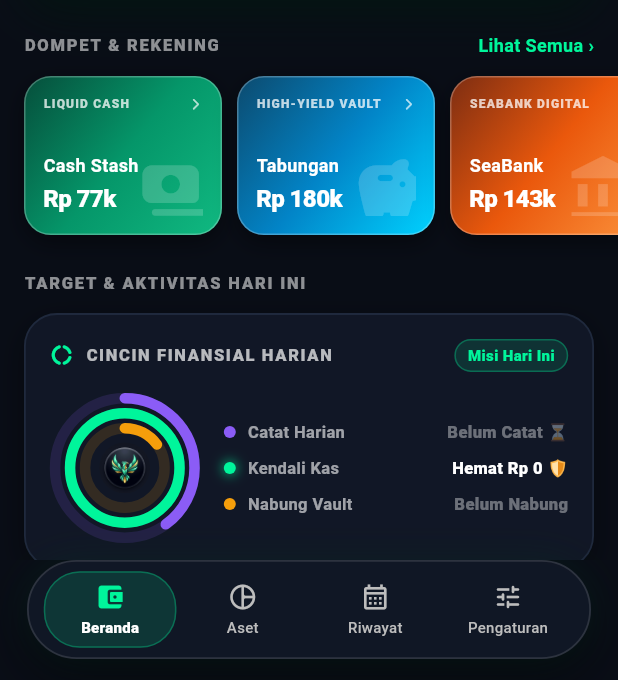
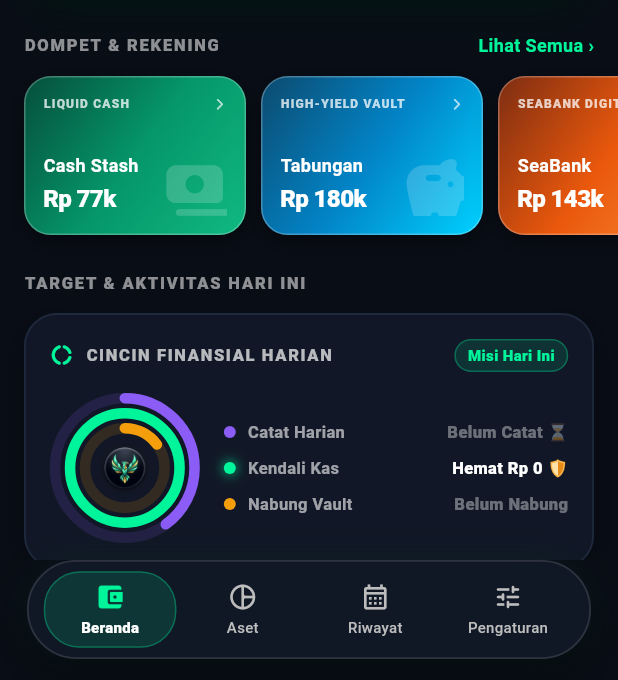
Before and after one commit to M-Aqilaz/Aegis-Finance-Track, a Flutter app: the screen it shows after launch, after a tap on "Lewati", on a phone screen of 412 x 824 dp, the part 556-1236 px from its top. Run offline on Flutter 3.47's test engine with Material 3 defaults, Android fonts, the phone set to English and light mode, and no system bars; our stand-ins replace file_picker, flutter_local_notifications, share_plus, shared_preferences, timezone; missing offline and left inert: dart:html.

Commit message:
fix(ui): eliminate chart date label collisions and card subtitle truncation
- asset_screen.dart: increase savings growth chart interval and skip edge-adjacent labels to prevent label overlap
- home_screen.dart: widen mini debit cards to 148px with ellipsis to prevent 'SEABANK DIGITAL' clipping
- history_screen.dart: initialize selected month dynamically with DateTime.now()
- settings_screen.dart: update app version footer to Aegis Finance v1.1

```diff
--- a/lib/screens/asset_screen.dart
+++ b/lib/screens/asset_screen.dart
@@ -49,9 +49,9 @@ class _AssetScreenState extends State<AssetScreen> {
         final totalInPockets = slices.fold(0.0, (sum, item) => sum + item.amount);
 
         return Scaffold(
-          backgroundColor: AppTheme.obsidianBg,
+          backgroundColor: isDark ? AppTheme.obsidianBg : Theme.of(context).scaffoldBackgroundColor,
           appBar: AppBar(
-            backgroundColor: AppTheme.obsidianBg,
+            backgroundColor: isDark ? AppTheme.obsidianBg : Theme.of(context).scaffoldBackgroundColor,
             elevation: 0,
             title: const Text('Kantong Aset & Analisis', style: TextStyle(fontWeight: FontWeight.bold)),
             actions: [
@@ -407,18 +407,25 @@ class _AssetScreenState extends State<AssetScreen> {
                         sideTitles: SideTitles(
                           showTitles: true,
                           reservedSize: 28,
-                          interval: spots.length > 6
-                              ? (spots.length / 4).ceilToDouble()
-                              : spots.length > 3
-                                  ? 2
-                                  : 1,
+                          interval: spots.length > 12
+                              ? (spots.length / 3).ceilToDouble()
+                              : spots.length > 6
+                                  ? (spots.length / 3).ceilToDouble()
+                                  : spots.length > 3
+                                      ? 2
+                                      : 1,
                           getTitlesWidget: (value, meta) {
                             final idx = value.toInt();
-                            // Skip first and last to prevent edge clipping
+                            // Skip out-of-range and edge labels to prevent clipping
                             if (idx < 0 ||
                                 idx >= entries.length ||
                                 value == meta.min ||
                                 value == meta.max) {
+                              return const SizedBox.shrink();
+                            }
+                            // Also skip labels too close to edges (within 1 step)
+                            if ((value - meta.min).abs() < 1.5 ||
+                                (meta.max - value).abs() < 1.5) {
                               return const SizedBox.shrink();
                             }
                             return SideTitleWidget(
@@ -426,7 +433,7 @@ class _AssetScreenState extends State<AssetScreen> {
                               fitInside: SideTitleFitInsideData.fromTitleMeta(
                                 meta,
                                 enabled: true,
-                                distanceFromEdge: 2,
+                                distanceFromEdge: 4,
                               ),
                               child: Text(
                                 DateFormat('d MMM').format(entries[idx].date),
--- a/lib/screens/history_screen.dart
+++ b/lib/screens/history_screen.dart
@@ -19,7 +19,7 @@ class HistoryScreen extends StatefulWidget {
 class _HistoryScreenState extends State<HistoryScreen> {
   String _searchQuery = '';
   String _filterType = 'all'; // all, expense, income, save
-  DateTime _selectedMonth = DateTime(2026, 11);
+  DateTime _selectedMonth = DateTime(DateTime.now().year, DateTime.now().month);
 
   @override
   Widget build(BuildContext context) {
--- a/lib/screens/home_screen.dart
+++ b/lib/screens/home_screen.dart
@@ -246,7 +246,7 @@ class HomeScreen extends StatelessWidget {
                           children: [
                             // Cash Card
                             SizedBox(
-                              width: 132,
+                              width: 148,
                               child: _buildDebitCard(
                                 title: 'Cash Stash',
                                 subtitle: 'LIQUID CASH',
@@ -266,7 +266,7 @@ class HomeScreen extends StatelessWidget {
 
                             // Tabungan Vault Card
                             SizedBox(
-                              width: 132,
+                              width: 148,
                               child: _buildDebitCard(
                                 title: 'Tabungan',
                                 subtitle: 'HIGH-YIELD VAULT',
@@ -307,7 +307,7 @@ class HomeScreen extends StatelessWidget {
                               return Padding(
                                 padding: const EdgeInsets.only(right: 10),
                                 child: SizedBox(
-                                  width: 132,
+                                  width: 148,
                                   child: _buildDebitCard(
                                     title: asset.name,
                                     subtitle: sub,
@@ -525,6 +525,8 @@ class HomeScreen extends StatelessWidget {
                   children: [
                     Text(
                       subtitle,
+                      maxLines: 1,
+                      overflow: TextOverflow.ellipsis,
                       style: TextStyle(
                         fontSize: 8,
                         fontWeight: FontWeight.w900,
--- a/lib/screens/settings_screen.dart
+++ b/lib/screens/settings_screen.dart
@@ -330,7 +330,7 @@ class _SettingsScreenState extends State<SettingsScreen> {
           const SizedBox(height: 40),
           Center(
             child: Text(
-              'Financial Track v1.0',
+              'Aegis Finance v1.1',
               textAlign: TextAlign.center,
               style: TextStyle(fontSize: 12, color: isDark ? Colors.grey[600] : Colors.grey[400]),
             ),
```
